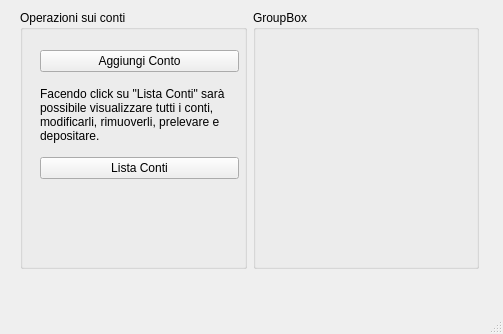
acavestro/qDB, file mainwindow.ui: the form before one commit.
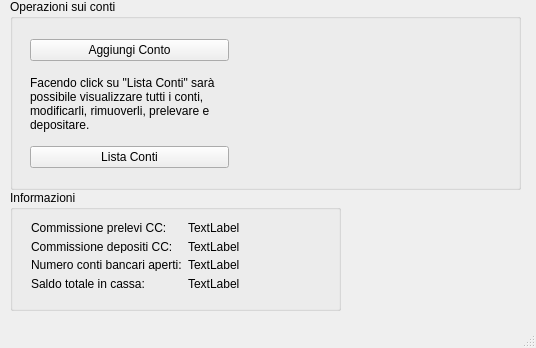
The form after the commit.

The edit to the form file:
```diff
--- a/mainwindow.ui
+++ b/mainwindow.ui
@@ -6,33 +6,108 @@
    <rect>
     <x>0</x>
     <y>0</y>
-    <width>503</width>
-    <height>334</height>
+    <width>536</width>
+    <height>348</height>
    </rect>
   </property>
   <property name="windowTitle">
    <string>Gestione Conti Bancari</string>
   </property>
   <widget class="QWidget" name="centralWidget">
-   <widget class="QWidget" name="gridLayoutWidget">
+   <widget class="QGroupBox" name="grpBoxInfo">
     <property name="geometry">
      <rect>
-      <x>9</x>
-      <y>-1</y>
-      <width>481</width>
-      <height>281</height>
+      <x>10</x>
+      <y>190</y>
+      <width>331</width>
+      <height>121</height>
      </rect>
     </property>
-    <layout class="QGridLayout" name="gridLayout">
-     <item row="0" column="2">
-      <widget class="QGroupBox" name="groupBox_2">
        <property name="title">
-        <string>GroupBox</string>
+     <string>Informazioni</string>
+    </property>
+    <zorder>formLayoutWidget</zorder>
+   </widget>
+   <widget class="QWidget" name="formLayoutWidget">
+    <property name="geometry">
+     <rect>
+      <x>20</x>
+      <y>210</y>
+      <width>311</width>
+      <height>91</height>
+     </rect>
+    </property>
+    <layout class="QFormLayout" name="formLayout">
+     <property name="fieldGrowthPolicy">
+      <enum>QFormLayout::FieldsStayAtSizeHint</enum>
+     </property>
+     <item row="0" column="0">
+      <widget class="QLabel" name="lblInfoCC1">
+       <property name="text">
+        <string>Commissione prelevi CC:</string>
        </property>
       </widget>
      </item>
      <item row="0" column="1">
+      <widget class="QLabel" name="lblCommPrelCC">
+       <property name="text">
+        <string>TextLabel</string>
+       </property>
+      </widget>
+     </item>
+     <item row="1" column="0">
+      <widget class="QLabel" name="lblInfoCC2">
+       <property name="text">
+        <string>Commissione depositi CC:</string>
+       </property>
+      </widget>
+     </item>
+     <item row="1" column="1">
+      <widget class="QLabel" name="lblCommDepCC">
+       <property name="text">
+        <string>TextLabel</string>
+       </property>
+      </widget>
+     </item>
+     <item row="2" column="0">
+      <widget class="QLabel" name="lblInfoConti1">
+       <property name="text">
+        <string>Numero conti bancari aperti:</string>
+       </property>
+      </widget>
+     </item>
+     <item row="2" column="1">
+      <widget class="QLabel" name="lblTotConti">
+       <property name="text">
+        <string>TextLabel</string>
+       </property>
+      </widget>
+     </item>
+     <item row="3" column="0">
+      <widget class="QLabel" name="lblInfoConti2">
+       <property name="text">
+        <string>Saldo totale in cassa:</string>
+       </property>
+      </widget>
+     </item>
+     <item row="3" column="1">
+      <widget class="QLabel" name="lblSaldoTot">
+       <property name="text">
+        <string>TextLabel</string>
+       </property>
+      </widget>
+     </item>
+    </layout>
+   </widget>
       <widget class="QGroupBox" name="gbAccountOperations">
+    <property name="geometry">
+     <rect>
+      <x>10</x>
+      <y>-1</y>
+      <width>511</width>
+      <height>191</height>
+     </rect>
+    </property>
        <property name="title">
         <string>Operazioni sui conti</string>
        </property>
@@ -75,11 +150,6 @@
          </item>
         </layout>
        </widget>
-       <zorder>verticalLayoutWidget</zorder>
-       <zorder>btnSearchAccount</zorder>
-      </widget>
-     </item>
-    </layout>
    </widget>
   </widget>
   <widget class="QStatusBar" name="statusBar"/>
```
Lines whose indentation alone changed are shown as unchanged.
